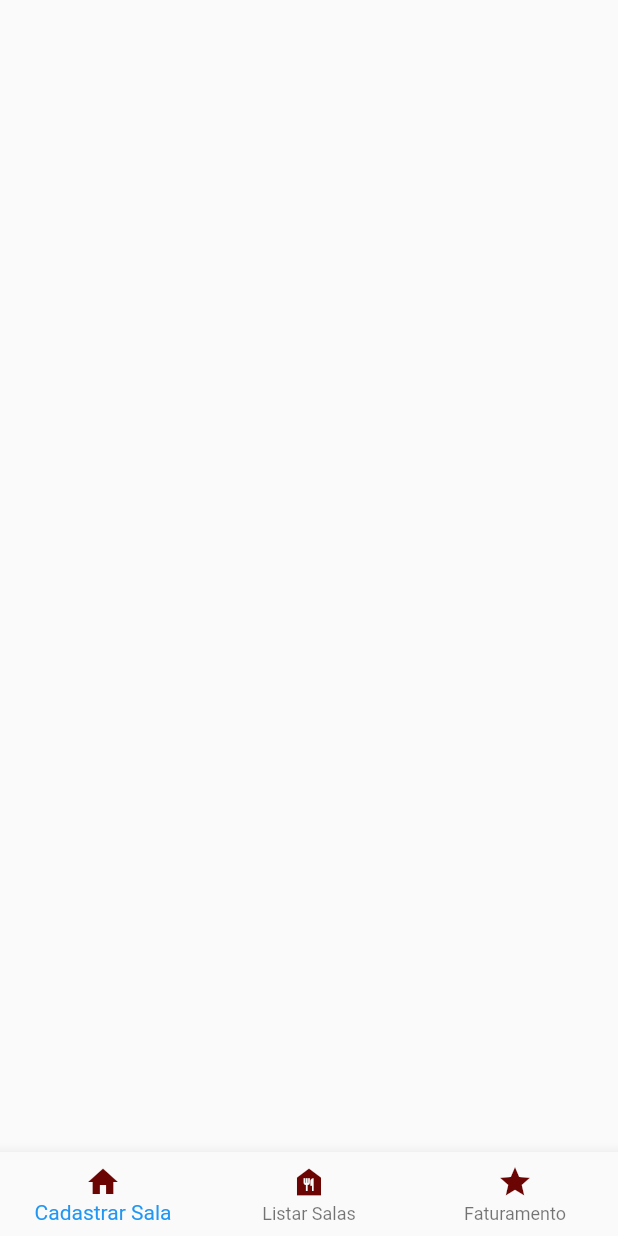
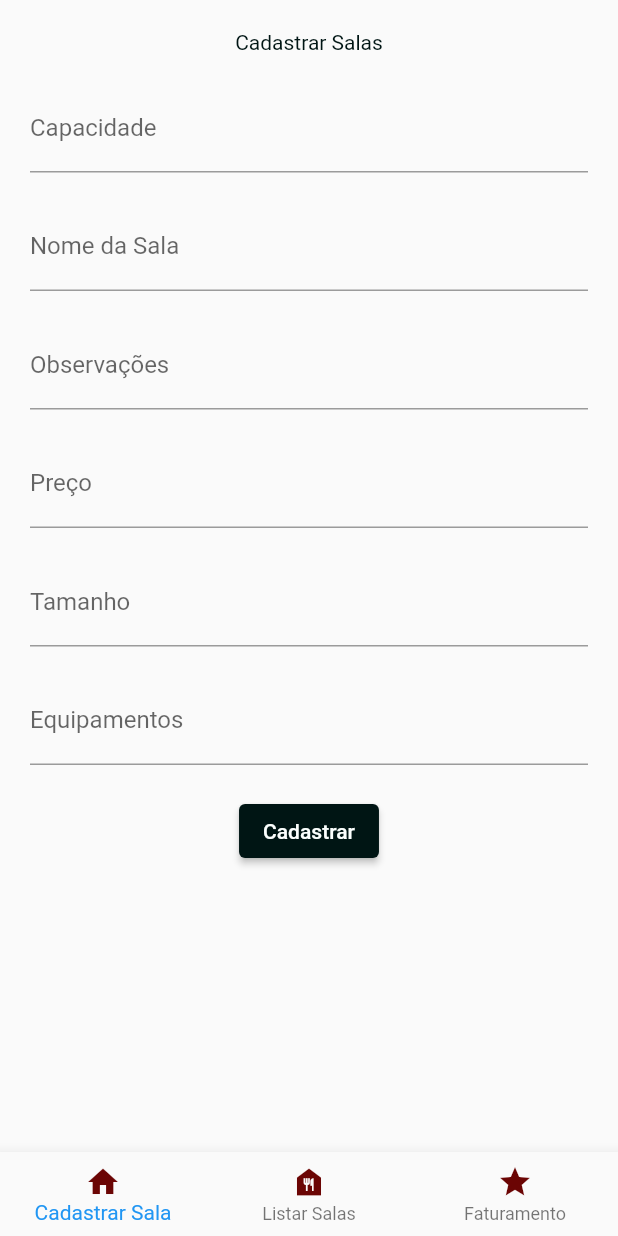
Before and after one commit to IsaiasFMAlcantara/coworking_app, a Flutter app: the TelaCms screen opened directly, on a phone screen of 412 x 824 dp. Run offline on Flutter 3.47's test engine with Material 2 defaults, Android fonts, the phone set to English and light mode, and no system bars; our stand-ins replace cloud_firestore, firebase_auth, firebase_core, get; accounts and stored records are empty.

Commit message:
subindo atualizacoes

```diff
--- a/lib/control/func_firebase.dart
+++ b/lib/control/func_firebase.dart
@@ -3,7 +3,6 @@ import 'package:flutter/material.dart';
 import 'package:get/get.dart';
 import 'package:cloud_firestore/cloud_firestore.dart';
 import 'package:coworking_app/model/mod_firebase.dart';
-
 
 class UserController extends GetxController {
   Rx<User?> _user = Rx<User?>(null);
@@ -31,12 +30,46 @@ class LogarBaseFirebase {
   }
 }
 
+class Sala {
+  final int capacidade;
+  final List<String> equipamentos;
+  final String nome;
+  final String observacoes;
+  final double preco;
+  final int tamanho;
+
+  Sala({
+    required this.capacidade,
+    required this.equipamentos,
+    required this.nome,
+    required this.observacoes,
+    required this.preco,
+    required this.tamanho,
+  });
+
+  Future<void> cadastrarNoFirestore(FirebaseFirestore firestore) async {
+    try {
+      await firestore.collection('rooms').add({
+        'capacidade': capacidade,
+        'equipamentos': equipamentos,
+        'nome_sala': nome,
+        'observacoes': observacoes,
+        'preco': preco,
+        'tamanho': tamanho,
+      });
+    } catch (e) {
+      print('Erro: $e');
+    }
+  }
+}
+
+
 class FirestoreService {
   static Future<void> salvarInformacoesUsuario(
       FirebaseFirestore firestore, String userId, String email) async {
     try {
       await firestore.collection('usuarios').doc().set({
-        'user_id':userId,
+        'user_id': userId,
         'email': email,
         'admin': false,
       });
@@ -65,7 +98,6 @@ class CadastrarUsuario {
   }
 }
 
-
 class DeslogarFirebase {
   Future<void> deslogar() async {
     try {
@@ -82,8 +114,7 @@ class RedefinirSenha {
   RedefinirSenha(this.context);
   Future<void> redefinirsenha(String email) async {
     try {
-      await FirebaseAuth.instance
-          .sendPasswordResetEmail(email: email);
+      await FirebaseAuth.instance.sendPasswordResetEmail(email: email);
       Get.toNamed('/log_user');
     } catch (e) {
       print('Erro: $e');
--- /dev/null
+++ b/lib/view/pages/p_aux/cadsalaP.dart
@@ -0,0 +1,188 @@
+import 'package:flutter/material.dart';
+import 'package:coworking_app/control/func_firebase.dart';
+import '../../../custom/CustomButtom.dart';
+import '../../../custom/CustomText.dart';
+import '../../../utils/colors.dart';
+
+class CadastroSalas extends StatefulWidget {
+  const CadastroSalas({super.key});
+
+  @override
+  State<CadastroSalas> createState() => _CadastroSalasState();
+}
+
+class _CadastroSalasState extends State<CadastroSalas> {
+  final _formkey = GlobalKey<FormState>();
+  bool _formValido = false;
+  TextEditingController _capacida = TextEditingController();
+  TextEditingController _nome_sala = TextEditingController();
+  TextEditingController _observacoes = TextEditingController();
+  TextEditingController _preco = TextEditingController();
+  TextEditingController _tamanho = TextEditingController();
+  TextEditingController _equipamentos = TextEditingController();
+
+  String _validarEntrada(String? mensagem) {
+    if (mensagem == null || mensagem.isEmpty) {
+      return 'Preencha o campo';
+    } else {
+      return 'Campo preenchido';
+    }
+  }
+
+  @override
+  Widget build(BuildContext context) {
+    return Padding(
+      padding: const EdgeInsets.fromLTRB(20, 20, 20, 20),
+      child: Container(
+        child: Column(
+          children: [
+            Center(
+              child: Column(
+                children: [
+                  CustomText(
+                    texto: 'Cadastrar Salas',
+                    cor: ColorsCoworking.textpageColor,
+                  ),
+                ],
+              ),
+            ),
+            SizedBox(
+              height: 20,
+            ),
+            TextFormField(
+              autovalidateMode: AutovalidateMode.onUserInteraction,
+              controller: _capacida,
+              decoration: InputDecoration(
+                errorStyle:
+                    TextStyle(color: _formValido ? Colors.blue : Colors.red),
+                errorBorder: OutlineInputBorder(
+                    borderSide: BorderSide(
+                        color: _formValido ? Colors.blue : Colors.red)),
+                labelText: "Capacidade",
+              ),
+              onChanged: (value) {
+                setState(() {
+                  _formValido = value.isNotEmpty;
+                });
+              },
+              validator: _validarEntrada,
+            ),
+            SizedBox(
+              height: 20,
+            ),
+            TextFormField(
+              autovalidateMode: AutovalidateMode.onUserInteraction,
+              controller: _nome_sala,
+              decoration: InputDecoration(
+                errorStyle:
+                    TextStyle(color: _formValido ? Colors.blue : Colors.red),
+                errorBorder: OutlineInputBorder(
+                    borderSide: BorderSide(
+                        color: _formValido ? Colors.blue : Colors.red)),
+                labelText: "Nome da Sala",
+              ),
+              onChanged: (value) {
+                setState(() {
+                  _formValido = value.isNotEmpty;
+                });
+              },
+              validator: _validarEntrada,
+            ),
+            SizedBox(
+              height: 20,
+            ),
+            TextFormField(
+              autovalidateMode: AutovalidateMode.onUserInteraction,
+              controller: _observacoes,
+              decoration: InputDecoration(
+                errorStyle:
+                    TextStyle(color: _formValido ? Colors.blue : Colors.red),
+                errorBorder: OutlineInputBorder(
+                    borderSide: BorderSide(
+                        color: _formValido ? Colors.blue : Colors.red)),
+                labelText: "Observações",
+              ),
+              onChanged: (value) {
+                setState(() {
+                  _formValido = value.isNotEmpty;
+                });
+              },
+              validator: _validarEntrada,
+            ),
+            SizedBox(
+              height: 20,
+            ),
+            TextFormField(
+              autovalidateMode: AutovalidateMode.onUserInteraction,
+              controller: _preco,
+              decoration: InputDecoration(
+                errorStyle:
+                    TextStyle(color: _formValido ? Colors.blue : Colors.red),
+                errorBorder: OutlineInputBorder(
+                    borderSide: BorderSide(
+                        color: _formValido ? Colors.blue : Colors.red)),
+                labelText: "Preço",
+              ),
+              onChanged: (value) {
+                setState(() {
+                  _formValido = value.isNotEmpty;
+                });
+              },
+              validator: _validarEntrada,
+            ),
+            SizedBox(
+              height: 20,
+            ),
+            TextFormField(
+              autovalidateMode: AutovalidateMode.onUserInteraction,
+              controller: _tamanho,
+              decoration: InputDecoration(
+                errorStyle:
+                    TextStyle(color: _formValido ? Colors.blue : Colors.red),
+                errorBorder: OutlineInputBorder(
+                    borderSide: BorderSide(
+                        color: _formValido ? Colors.blue : Colors.red)),
+                labelText: "Tamanho",
+              ),
+              onChanged: (value) {
+                setState(() {
+                  _formValido = value.isNotEmpty;
+                });
+              },
+              validator: _validarEntrada,
+            ),
+            SizedBox(
+              height: 20,
+            ),
+            TextFormField(
+              autovalidateMode: AutovalidateMode.onUserInteraction,
+              controller: _equipamentos,
+              decoration: InputDecoration(
+                errorStyle:
+                    TextStyle(color: _formValido ? Colors.blue : Colors.red),
+                errorBorder: OutlineInputBorder(
+                    borderSide: BorderSide(
+                        color: _formValido ? Colors.blue : Colors.red)),
+                labelText: "Equipamentos",
+              ),
+              onChanged: (value) {
+                setState(() {
+                  _formValido = value.isNotEmpty;
+                });
+              },
+              validator: _validarEntrada,
+            ),
+            SizedBox(
+              height: 20,
+            ),
+            CustomButtom(
+              textobuttom: 'Cadastrar',
+              corbuttom: ColorsCoworking.buttompageColor,
+              funcao: () {},
+            )
+          ],
+        ),
+      ),
+    );
+  }
+}
--- a/lib/view/pages/p_aux/cmsP.dart
+++ b/lib/view/pages/p_aux/cmsP.dart
@@ -1,5 +1,7 @@
 import 'package:coworking_app/utils/colors.dart';
 import 'package:flutter/material.dart';
+
+import '../p_cadsala.dart';
 
 class TelaCms extends StatefulWidget {
   const TelaCms({super.key});
@@ -15,7 +17,9 @@ class _TelaCmsState extends State<TelaCms> {
     return Scaffold(
       body: IndexedStack(
         index: _paginaSelecionada,
-        children: [],
+        children: [
+          PCadS(),
+        ],
       ),
       bottomNavigationBar: BottomNavigationBar(
         currentIndex: _paginaSelecionada,
--- /dev/null
+++ b/lib/view/pages/p_cadsala.dart
@@ -0,0 +1,17 @@
+import 'package:flutter/material.dart';
+
+import 'p_aux/cadsalaP.dart';
+
+class PCadS extends StatefulWidget {
+  const PCadS({super.key});
+
+  @override
+  State<PCadS> createState() => _PCadSState();
+}
+
+class _PCadSState extends State<PCadS> {
+  @override
+  Widget build(BuildContext context) {
+    return const CadastroSalas();
+  }
+}
```
Also changed, not shown: pubspec.lock.
